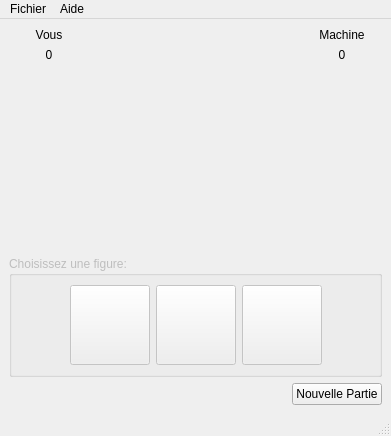
Above: ChifoumiVue.ui from montbordino/S2.01_chifoumi before the change. Below: the same form after it.
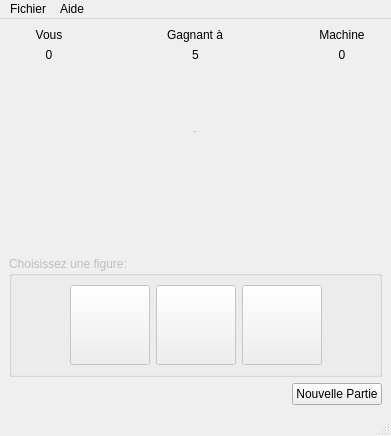
That is the form after the change. Icons and pictures are not drawn.

Commit message:
ajout de
temps max

```diff
--- a/ChifoumiVue.ui
+++ b/ChifoumiVue.ui
@@ -32,31 +32,6 @@
           </property>
          </widget>
         </item>
-        <item row="2" column="2">
-         <widget class="QLabel" name="labelImageVersus">
-          <property name="minimumSize">
-           <size>
-            <width>40</width>
-            <height>40</height>
-           </size>
-          </property>
-          <property name="maximumSize">
-           <size>
-            <width>40</width>
-            <height>40</height>
-           </size>
-          </property>
-          <property name="text">
-           <string/>
-          </property>
-          <property name="pixmap">
-           <pixmap resource="ressourcesChifoumi.qrc">:/chifoumi/images/versus.gif</pixmap>
-          </property>
-          <property name="scaledContents">
-           <bool>true</bool>
-          </property>
-         </widget>
-        </item>
         <item row="2" column="4">
          <widget class="QLabel" name="labelImageMachine">
           <property name="minimumSize">
@@ -169,6 +144,59 @@
           </property>
          </spacer>
         </item>
+        <item row="0" column="2" alignment="Qt::AlignHCenter">
+         <widget class="QLabel" name="labelIntituleScore">
+          <property name="text">
+           <string>Gagnant à</string>
+          </property>
+         </widget>
+        </item>
+        <item row="1" column="2" alignment="Qt::AlignHCenter">
+         <widget class="QLabel" name="labelScoreTotal">
+          <property name="text">
+           <string>5</string>
+          </property>
+         </widget>
+        </item>
+        <item row="2" column="2">
+         <layout class="QVBoxLayout" name="verticalLayout">
+          <item alignment="Qt::AlignHCenter">
+           <widget class="QLabel" name="labelImageVersus">
+            <property name="minimumSize">
+             <size>
+              <width>40</width>
+              <height>40</height>
+             </size>
+            </property>
+            <property name="maximumSize">
+             <size>
+              <width>40</width>
+              <height>40</height>
+             </size>
+            </property>
+            <property name="text">
+             <string/>
+            </property>
+            <property name="pixmap">
+             <pixmap resource="ressourcesChifoumi.qrc">:/chifoumi/images/versus.gif</pixmap>
+            </property>
+            <property name="scaledContents">
+             <bool>true</bool>
+            </property>
+           </widget>
+          </item>
+          <item alignment="Qt::AlignHCenter">
+           <widget class="QLabel" name="labelTemps">
+            <property name="styleSheet">
+             <string notr="true">color: #C0C0C0</string>
+            </property>
+            <property name="text">
+             <string>-</string>
+            </property>
+           </widget>
+          </item>
+         </layout>
+        </item>
        </layout>
       </item>
      </layout>
```
Left out of the diff: 2 changed lines with no effect on the pictures. The commit also changes 1 other file.
